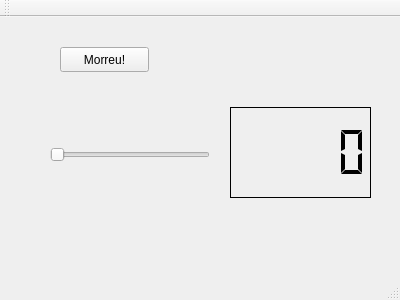
This is helloqt/mainwindow.ui in agostinhobritojr/dca1202 as Qt 5 draws it before an edit. The edited form follows.
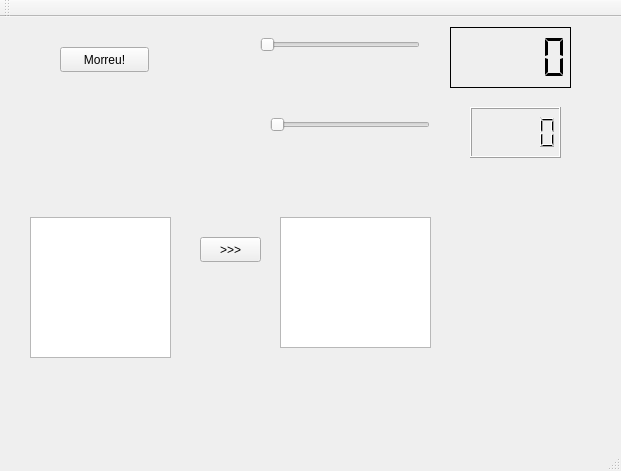
This is the edited form.

What changed in the file:
```diff
--- a/helloqt/mainwindow.ui
+++ b/helloqt/mainwindow.ui
@@ -6,8 +6,8 @@
    <rect>
     <x>0</x>
     <y>0</y>
-    <width>400</width>
-    <height>300</height>
+    <width>621</width>
+    <height>471</height>
    </rect>
   </property>
   <property name="windowTitle">
@@ -30,8 +30,8 @@
    <widget class="QSlider" name="horizontalSlider">
     <property name="geometry">
      <rect>
-      <x>50</x>
-      <y>130</y>
+      <x>260</x>
+      <y>20</y>
       <width>160</width>
       <height>16</height>
      </rect>
@@ -46,10 +46,10 @@
    <widget class="QLCDNumber" name="lcdNumber">
     <property name="geometry">
      <rect>
-      <x>230</x>
-      <y>90</y>
-      <width>141</width>
-      <height>91</height>
+      <x>450</x>
+      <y>10</y>
+      <width>121</width>
+      <height>61</height>
      </rect>
     </property>
     <property name="frameShadow">
@@ -59,6 +59,62 @@
      <enum>QLCDNumber::Flat</enum>
     </property>
    </widget>
+   <widget class="QSlider" name="horizontalSliderTeste">
+    <property name="geometry">
+     <rect>
+      <x>270</x>
+      <y>100</y>
+      <width>160</width>
+      <height>16</height>
+     </rect>
+    </property>
+    <property name="orientation">
+     <enum>Qt::Horizontal</enum>
+    </property>
+   </widget>
+   <widget class="QLCDNumber" name="lcdNumberTeste">
+    <property name="geometry">
+     <rect>
+      <x>470</x>
+      <y>90</y>
+      <width>91</width>
+      <height>51</height>
+     </rect>
+    </property>
+   </widget>
+   <widget class="QPlainTextEdit" name="plainTextEdit">
+    <property name="geometry">
+     <rect>
+      <x>30</x>
+      <y>200</y>
+      <width>141</width>
+      <height>141</height>
+     </rect>
+    </property>
+   </widget>
+   <widget class="QTextEdit" name="textEdit">
+    <property name="geometry">
+     <rect>
+      <x>280</x>
+      <y>200</y>
+      <width>151</width>
+      <height>131</height>
+     </rect>
+    </property>
+   </widget>
+   <widget class="QPushButton" name="pushButton">
+    <property name="geometry">
+     <rect>
+      <x>200</x>
+      <y>220</y>
+      <width>61</width>
+      <height>25</height>
+     </rect>
+    </property>
+    <property name="text">
+     <string>&gt;&gt;&gt;</string>
+    </property>
+   </widget>
   </widget>
   <widget class="QMenuBar" name="menuBar">
    <property name="geometry">
```
Left out of the diff: 26 changed lines with no effect on the pictures.
